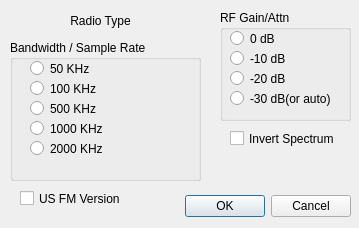
The window that unixforms/sdrsetupdlg.ui (rafael2k/CuteSDR) describes before a commit, drawn with Qt 5.
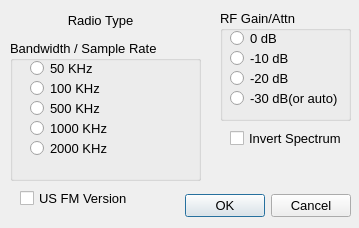
The same window after the commit.

The edit to the form file:
```diff
--- a/unixforms/sdrsetupdlg.ui
+++ b/unixforms/sdrsetupdlg.ui
@@ -25,6 +25,11 @@
      <height>32</height>
     </rect>
    </property>
+   <property name="font">
+    <font>
+     <pointsize>10</pointsize>
+    </font>
+   </property>
    <property name="orientation">
     <enum>Qt::Horizontal</enum>
    </property>
@@ -44,6 +49,11 @@
      <height>141</height>
     </rect>
    </property>
+   <property name="font">
+    <font>
+     <pointsize>10</pointsize>
+    </font>
+   </property>
    <property name="title">
     <string>Bandwidth / Sample Rate</string>
    </property>
@@ -59,6 +69,11 @@
       <height>17</height>
      </rect>
     </property>
+    <property name="font">
+     <font>
+      <pointsize>10</pointsize>
+     </font>
+    </property>
     <property name="text">
      <string>500 KHz</string>
     </property>
@@ -75,6 +90,11 @@
       <height>17</height>
      </rect>
     </property>
+    <property name="font">
+     <font>
+      <pointsize>10</pointsize>
+     </font>
+    </property>
     <property name="text">
      <string>100 KHz</string>
     </property>
@@ -91,6 +111,11 @@
       <height>17</height>
      </rect>
     </property>
+    <property name="font">
+     <font>
+      <pointsize>10</pointsize>
+     </font>
+    </property>
     <property name="text">
      <string>50 KHz </string>
     </property>
@@ -107,6 +132,11 @@
       <height>17</height>
      </rect>
     </property>
+    <property name="font">
+     <font>
+      <pointsize>10</pointsize>
+     </font>
+    </property>
     <property name="text">
      <string>1000 KHz</string>
     </property>
@@ -123,6 +153,11 @@
       <height>17</height>
      </rect>
     </property>
+    <property name="font">
+     <font>
+      <pointsize>10</pointsize>
+     </font>
+    </property>
     <property name="text">
      <string>2000 KHz</string>
     </property>
@@ -140,6 +175,11 @@
      <height>111</height>
     </rect>
    </property>
+   <property name="font">
+    <font>
+     <pointsize>10</pointsize>
+    </font>
+   </property>
    <property name="title">
     <string>RF Gain/Attn</string>
    </property>
@@ -155,6 +195,11 @@
       <height>17</height>
      </rect>
     </property>
+    <property name="font">
+     <font>
+      <pointsize>10</pointsize>
+     </font>
+    </property>
     <property name="text">
      <string>0 dB</string>
     </property>
@@ -171,6 +216,11 @@
       <height>17</height>
      </rect>
     </property>
+    <property name="font">
+     <font>
+      <pointsize>10</pointsize>
+     </font>
+    </property>
     <property name="text">
      <string>-10 dB</string>
     </property>
@@ -187,6 +237,11 @@
       <height>17</height>
      </rect>
     </property>
+    <property name="font">
+     <font>
+      <pointsize>10</pointsize>
+     </font>
+    </property>
     <property name="text">
      <string>-20 dB</string>
     </property>
@@ -203,6 +258,11 @@
       <height>17</height>
      </rect>
     </property>
+    <property name="font">
+     <font>
+      <pointsize>10</pointsize>
+     </font>
+    </property>
     <property name="text">
      <string>-30 dB(or auto)</string>
     </property>
@@ -220,6 +280,11 @@
      <height>21</height>
     </rect>
    </property>
+   <property name="font">
+    <font>
+     <pointsize>10</pointsize>
+    </font>
+   </property>
    <property name="frameShape">
     <enum>QFrame::NoFrame</enum>
    </property>
@@ -242,6 +307,11 @@
      <height>17</height>
     </rect>
    </property>
+   <property name="font">
+    <font>
+     <pointsize>10</pointsize>
+    </font>
+   </property>
    <property name="text">
     <string>Invert Spectrum</string>
    </property>
@@ -258,6 +328,11 @@
      <height>17</height>
     </rect>
    </property>
+   <property name="font">
+    <font>
+     <pointsize>10</pointsize>
+    </font>
+   </property>
    <property name="text">
     <string>US FM Version</string>
    </property>
```
